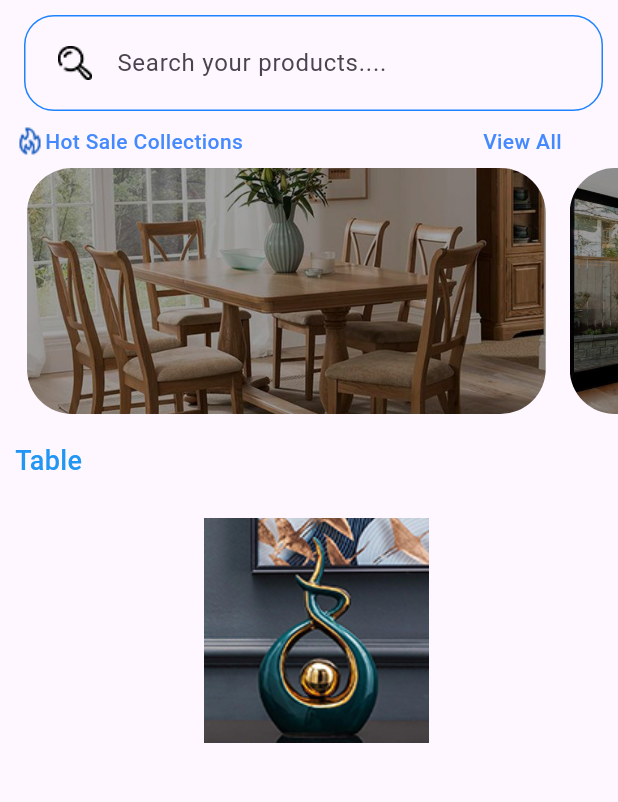
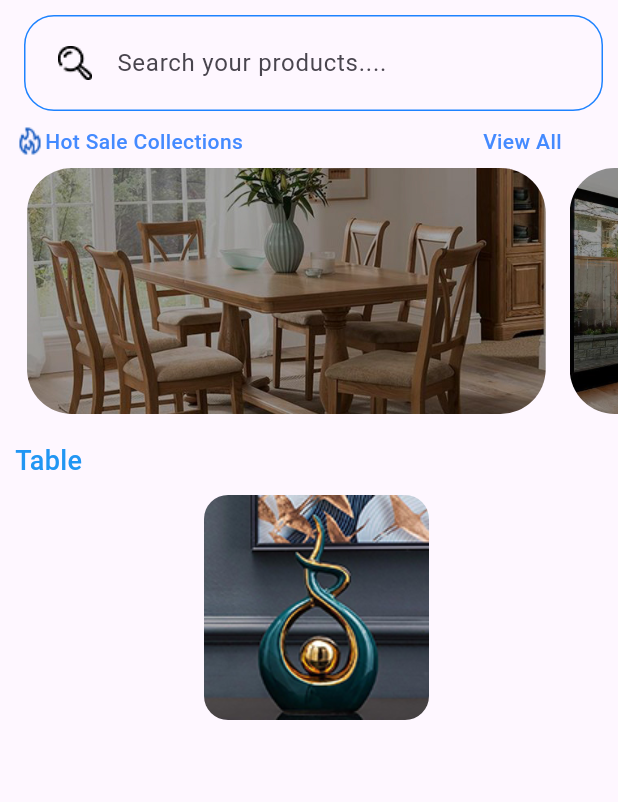
Before and after one commit to Tosin8/ktea, a Flutter app: the Home_Body screen opened directly, on a phone screen of 412 x 824 dp, the part 183-985 px from its top. Run offline on Flutter 3.47's test engine with Material 2 defaults, Android fonts, the phone set to English and light mode, and no system bars.

Commit message:
Updating with Clipping

```diff
--- a/lib/screens/home/home_body.dart
+++ b/lib/screens/home/home_body.dart
@@ -82,12 +82,8 @@ class _Home_BodyState extends State<Home_Body> {
                 const SizedBox(height: 10),
                 Column(
                   children: [
-                    Container(
-                        height: 180,
-                        width: 160,
-                        decoration: BoxDecoration(
-                          borderRadius: BorderRadius.circular(16),
-                        ),
+                    ClipRRect(
+                        borderRadius: BorderRadius.circular(16),
                         child: Image.asset(
                           products[0].image,
                         ))
```
